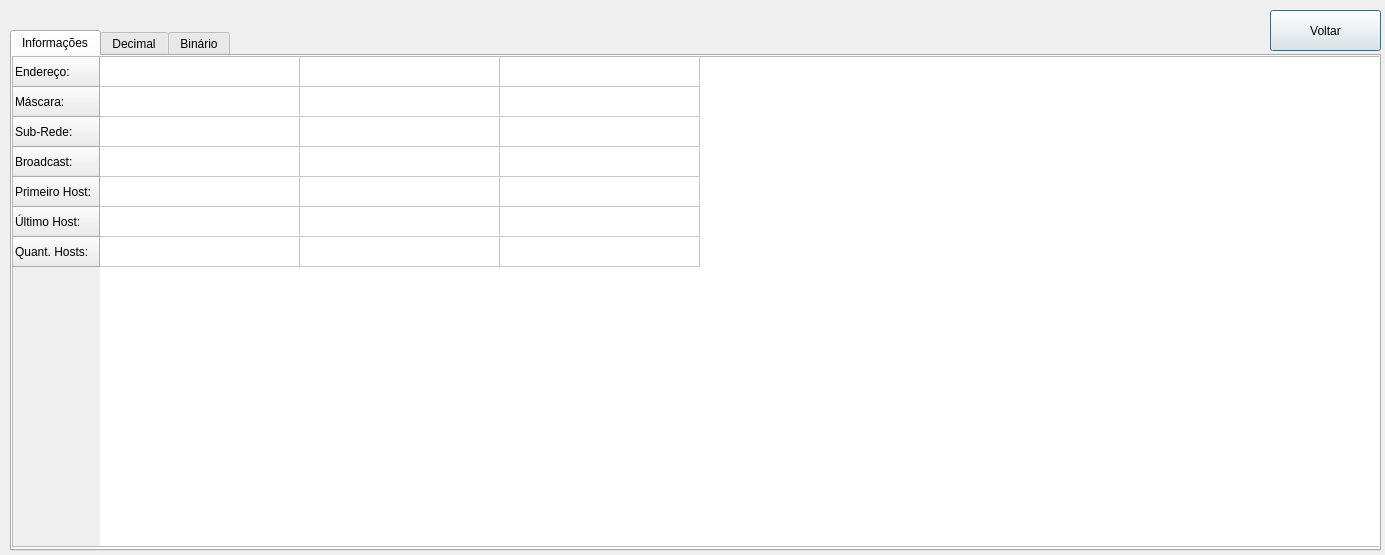
Qt form telaresultados.ui (danilloism/calculadoraIPv4) before a commit.
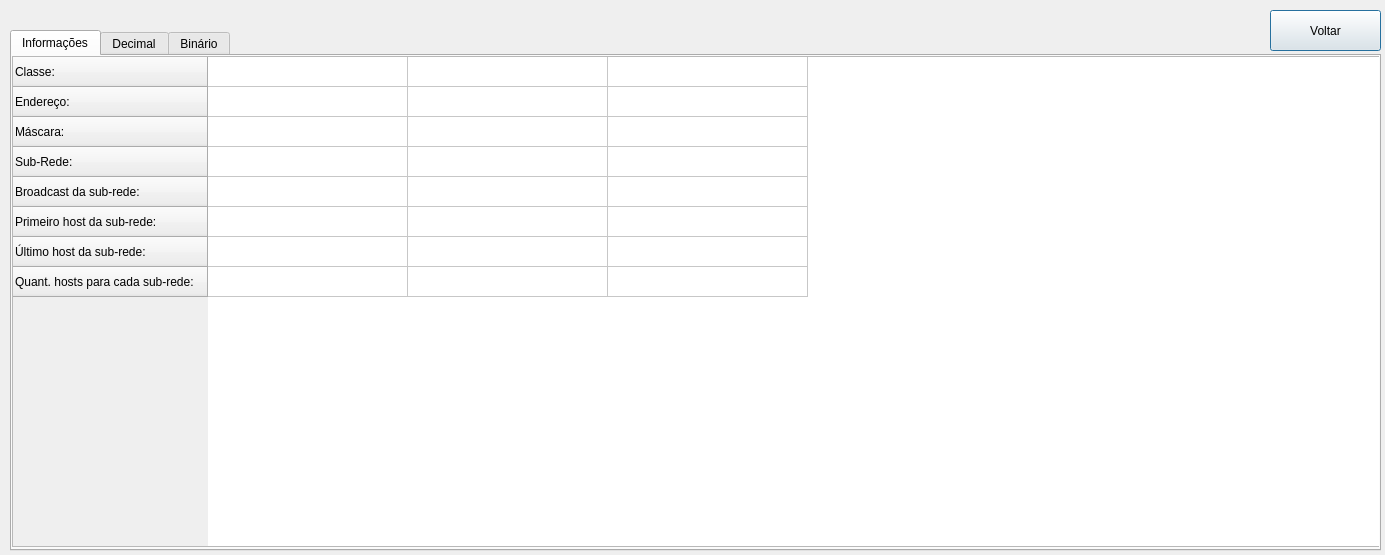
The same form after that commit.

Commit message: correcao de erros para versao final

Diff of the .ui file:
```diff
--- a/telaresultados.ui
+++ b/telaresultados.ui
@@ -50,6 +50,11 @@
      <attribute name="horizontalHeaderDefaultSectionSize">
       <number>200</number>
      </attribute>
+     <row>
+      <property name="text">
+       <string>Classe:</string>
+      </property>
+     </row>
      <row>
       <property name="text">
        <string>Endereço:</string>
@@ -67,22 +72,22 @@
      </row>
      <row>
       <property name="text">
-       <string>Broadcast:</string>
+       <string>Broadcast da sub-rede:</string>
       </property>
      </row>
      <row>
       <property name="text">
-       <string>Primeiro Host:</string>
+       <string>Primeiro host da sub-rede:</string>
       </property>
      </row>
      <row>
       <property name="text">
-       <string>Último Host:</string>
+       <string>Último host da sub-rede:</string>
       </property>
      </row>
      <row>
       <property name="text">
-       <string>Quant. Hosts:</string>
+       <string>Quant. hosts para cada sub-rede:</string>
       </property>
      </row>
      <column/>
```
Left out of the diff: 2 changed lines with no effect on the pictures. The commit also changes 8 other files.
